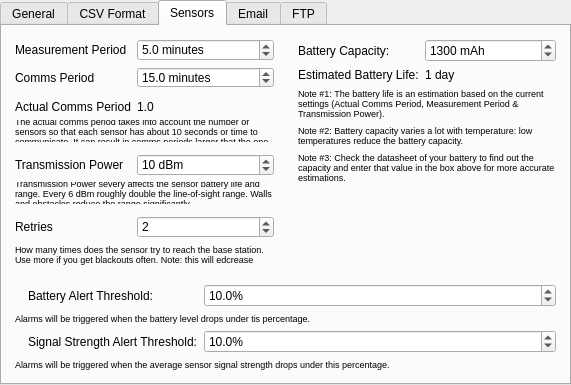
This is manager/src/SettingsWidget.ui in porkmarks/sense as Qt 5 draws it before an edit. The edited form follows.
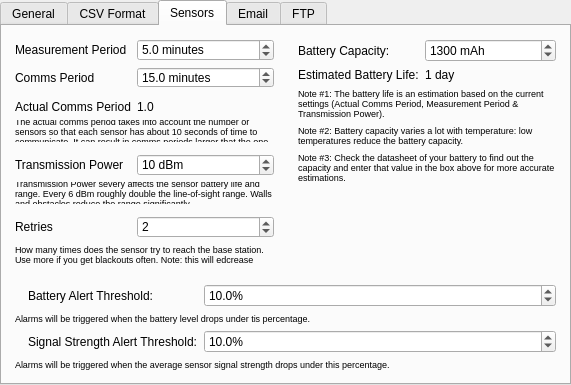
This is the edited form. The open tabs and pages were chosen to show the change. Icons and pictures are not drawn. Custom widgets are drawn as their Qt base class.

Diff of the .ui file:
```diff
--- a/manager/src/SettingsWidget.ui
+++ b/manager/src/SettingsWidget.ui
@@ -285,7 +285,7 @@
                 </font>
                </property>
                <property name="text">
-                <string>The actual comms period takes into account the number or sensors so that each sensor has about 10 seconds or time to communicate. It can result in comms periods larger that the one configured.</string>
+                <string>The actual comms period takes into account the number or sensors so that each sensor has about 10 seconds of time to communicate. It can result in comms periods larger that the one configured.</string>
                </property>
                <property name="wordWrap">
                 <bool>true</bool>
```
Left out of the diff: 2 changed lines with no effect on the pictures.
